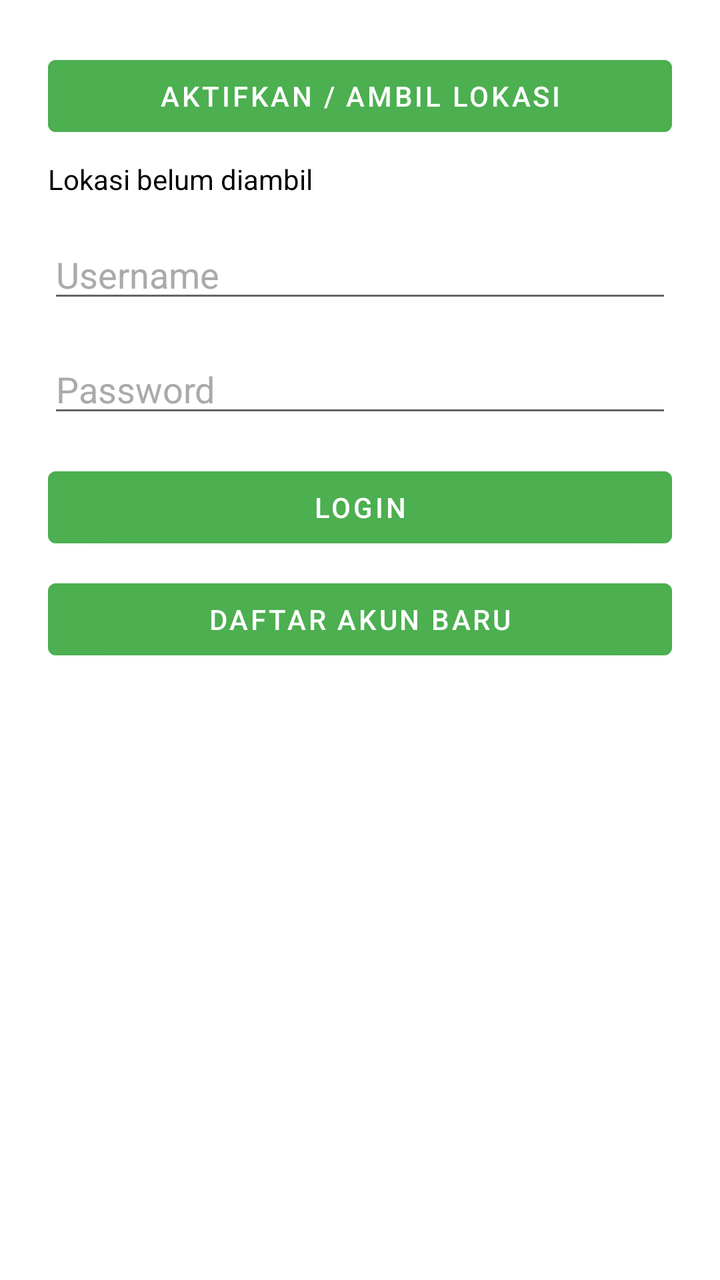
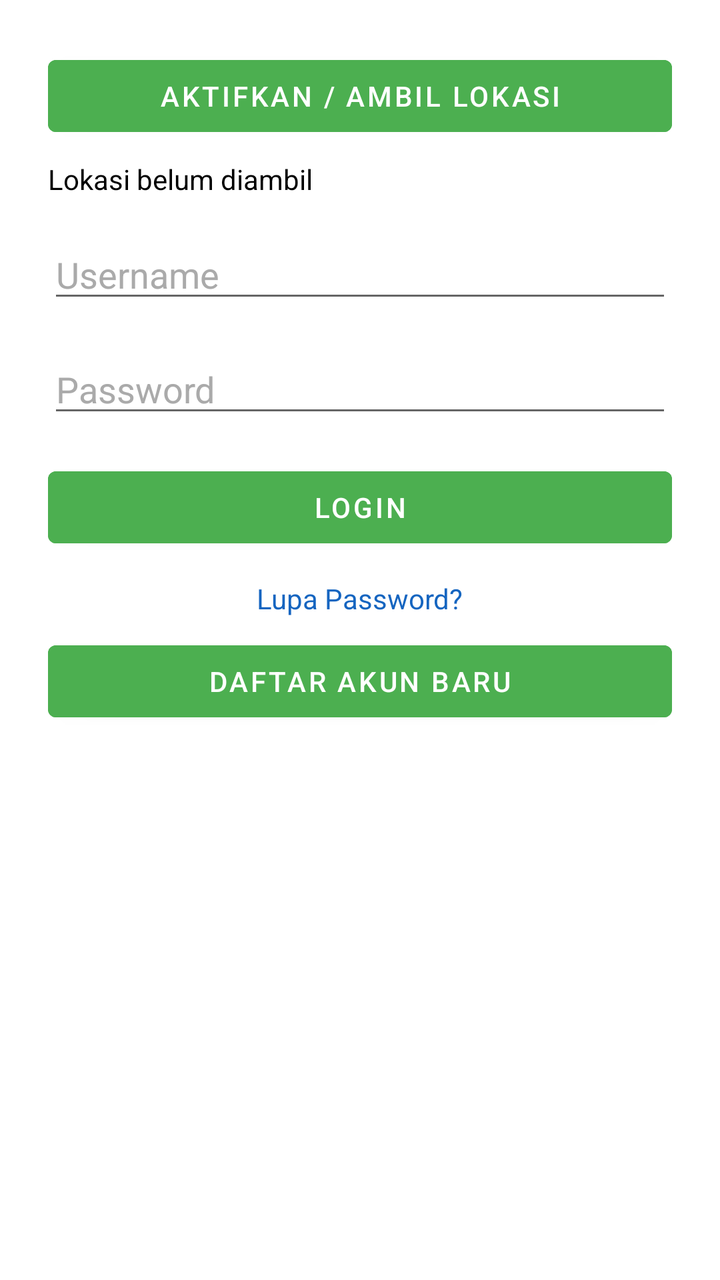

Screens rendered from an Android XML layout before and after an edit, with the pre-edit source and the edit as a unified diff.
<!-- AndroidManifest.xml: application theme Theme.MaterialComponents.DayNight.NoActionBar -->
<!-- res/layout/activity_login.xml -->
<?xml version="1.0" encoding="utf-8"?>
<ScrollView xmlns:android="http://schemas.android.com/apk/res/android"
    android:layout_width="match_parent"
    android:layout_height="match_parent"
    android:background="@android:color/white">


    <LinearLayout
        android:layout_width="match_parent"
        android:layout_height="wrap_content"
        android:orientation="vertical"
        android:gravity="center"
        android:padding="24dp">

        
        <Button
            android:id="@+id/btnAmbilLokasi"
            android:layout_width="match_parent"
            android:layout_height="wrap_content"
            android:backgroundTint="#4CAF50"
            android:text="Aktifkan / Ambil Lokasi" />

        
        <TextView
            android:id="@+id/tvLokasiLogin"
            android:layout_width="match_parent"
            android:layout_height="wrap_content"
            android:text="Lokasi belum diambil"
            android:layout_marginTop="8dp"
            android:textColor="@android:color/black" />

        
        <EditText
            android:id="@+id/etUsernameLogin"
            android:layout_width="match_parent"
            android:layout_height="wrap_content"
            android:hint="Username"
            android:layout_marginTop="16dp"
            android:textColor="@android:color/black"
            android:textColorHint="@android:color/darker_gray" />

        
        <EditText
            android:id="@+id/etPasswordLogin"
            android:layout_width="match_parent"
            android:layout_height="wrap_content"
            android:hint="Password"
            android:inputType="textPassword"
            android:layout_marginTop="16dp"
            android:textColor="@android:color/black"
            android:textColorHint="@android:color/darker_gray" />

        
        <Button
            android:id="@+id/btnLogin"
            android:layout_width="match_parent"
            android:layout_height="wrap_content"
            android:layout_marginTop="16dp"
            android:backgroundTint="#4CAF50"
            android:text="LOGIN" />

        
        <Button
            android:id="@+id/btnKeRegister"
            android:layout_width="match_parent"
            android:layout_height="wrap_content"
            android:layout_marginTop="8dp"
            android:backgroundTint="#4CAF50"
            android:text="Daftar Akun Baru" />

    </LinearLayout>
</ScrollView>
<!-- resources referenced by this layout -->
<resources>

</resources>

<!-- the commit's change to res/layout/activity_login.xml (unified diff, before → after) -->
@@ -60,6 +60,17 @@
             android:text="LOGIN" />
 
         
+        <TextView
+            android:id="@+id/tvLupaPassword"
+            android:layout_width="wrap_content"
+            android:layout_height="wrap_content"
+            android:layout_marginTop="12dp"
+            android:text="Lupa Password?"
+            android:textColor="#1565C0"
+            android:clickable="true"
+            android:focusable="true" />
+
+        
         <Button
             android:id="@+id/btnKeRegister"
             android:layout_width="match_parent"
